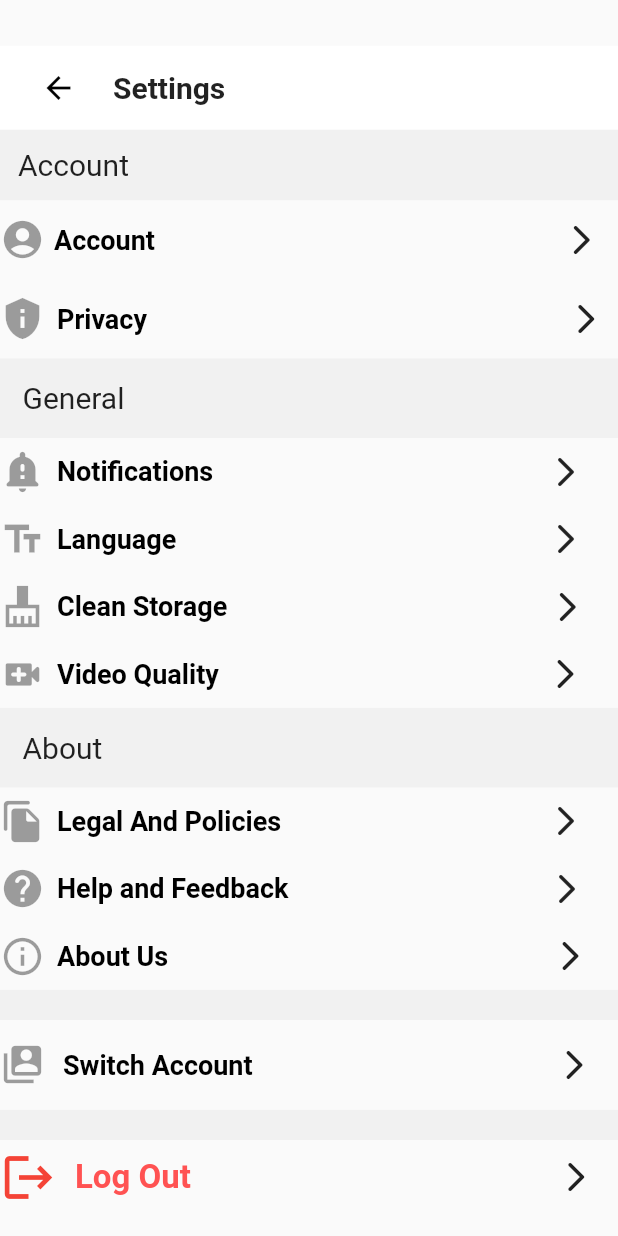
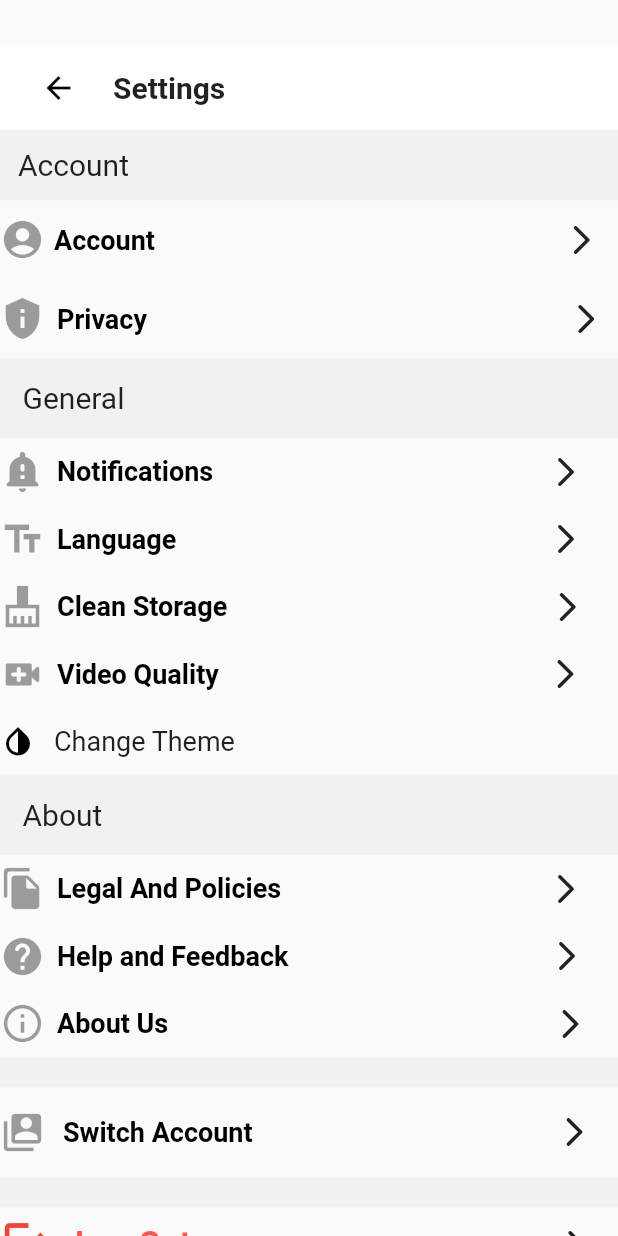
Before and after one commit to Shreedhar73/tiktok_searchpage, a Flutter app: the screen it shows after launch, after a tap on the "settings" icon, on a phone screen of 412 x 824 dp. Run offline on Flutter 3.47's test engine with Material 2 defaults, Android fonts, the phone set to English and light mode, and no system bars; our stand-ins replace carousel_slider, get, responsive_builder; network calls fail.

Commit message:
implemented basic darkmode/light mode toggle, in settings page

```diff
--- a/lib/Pages/ProfilePage.dart
+++ b/lib/Pages/ProfilePage.dart
@@ -61,12 +61,15 @@ class ProfilePage extends StatelessWidget {
                              child: Container(
                                child: Column(
                                  children: [
+                                   SizedBox(height: 8,),
                                    Container(
                                      child: Center(
                                        child: CircleAvatar(
                                          radius: 50,
                                          backgroundColor: Colors.white60,
+                                         //backgroundImage: NetworkImage(ApiServices.baseurl.toString()+profiles.profilePicture.toString()),
                                          child: ClipOval(
+                                           //clipBehavior: Clip.hardEdge,
 
                                            child: Image.network(ApiServices.baseurl.toString()+profiles.profilePicture.toString(),
                                              errorBuilder: (context, exception, stackTrace){
--- a/lib/Pages/SettingPage.dart
+++ b/lib/Pages/SettingPage.dart
@@ -183,6 +183,25 @@ class SettingPage extends StatelessWidget {
                   ),
                 ),
               ),
+              GestureDetector(
+                onTap: (){
+                  Get.isDarkMode
+                      ? Get.changeTheme(ThemeData.light())
+                      :Get.changeTheme(ThemeData.dark());
+                },
+                child: Container(
+                  height: 45,
+                  child: Row(
+                    mainAxisAlignment: MainAxisAlignment.start,
+                    children: [
+                      Icon(Icons.invert_colors, color: Colors.black,),
+                      SizedBox(width: 12,),
+                      Text("Change Theme", style: TextStyle(fontSize: 18),)
+
+                    ],
+                  ),
+                ),
+              ),
 
               Row(
                 children: [
--- a/lib/Pages/searchPage.dart
+++ b/lib/Pages/searchPage.dart
@@ -10,6 +10,7 @@ import 'package:page_ui/Services/apiServices.dart';
 import 'package:page_ui/main.dart';
 
 class searchPage extends StatelessWidget {
+
   final myController = TextEditingController();
   @override
   void dispose(){
@@ -54,6 +55,7 @@ class searchPage extends StatelessWidget {
                   color: Colors.grey.shade200,
 
                   child: TextField(
+                    style: TextStyle(color: Colors.black),
                     controller: myController,
                     onChanged: (name){
                       userController.searchUser(name);
--- a/lib/Pages/searchedItemsPage.dart
+++ b/lib/Pages/searchedItemsPage.dart
@@ -60,7 +60,7 @@ class SearchedItemsPage extends StatelessWidget {
                 color: Colors.grey.shade200,
 
                 child: TextField(
-
+                    style: TextStyle(color: Colors.black),
 
                     controller: tc,
                     onChanged: (name){
--- a/lib/main.dart
+++ b/lib/main.dart
@@ -19,6 +19,13 @@ class MyApp extends StatelessWidget {
   Widget build(BuildContext context) {
     return GetMaterialApp(
       debugShowCheckedModeBanner: false,
+      theme: ThemeData(
+        brightness: Brightness.light,
+      ),
+      darkTheme: ThemeData(
+        brightness: Brightness.dark
+      ),
+      themeMode: ThemeMode.system,
       home: Homepage(),
     );
   }
@@ -132,12 +139,15 @@ class Homepage extends StatelessWidget {
 
 
 
+
+
                 ],
               ),
 
             ),
           ),
         ),
+
         floatingActionButton:  FloatingActionButton.extended(onPressed: (){
           Get.to(AddVideoPage());
         },
```
